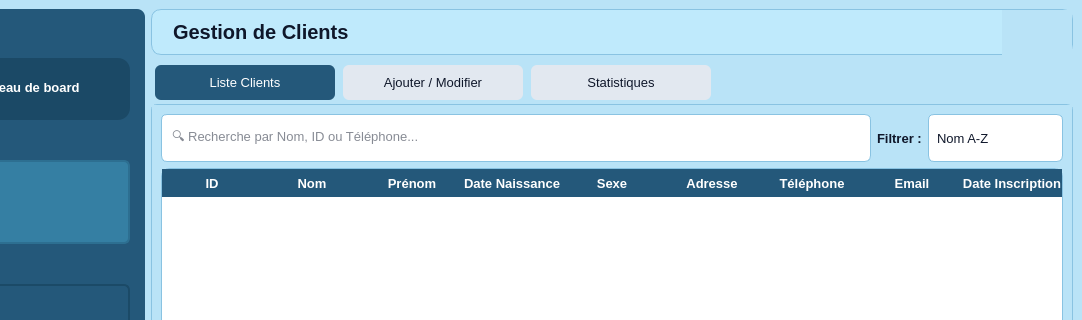
First picture: the form in gclient1.ui, repository Esprit-UP-Algo/projetcpp-2a25-s1-smart-optical-store, before the edit; both pictures show x 118 to 1200 and y 0 to 320 of the 1200 by 800 pixel window.
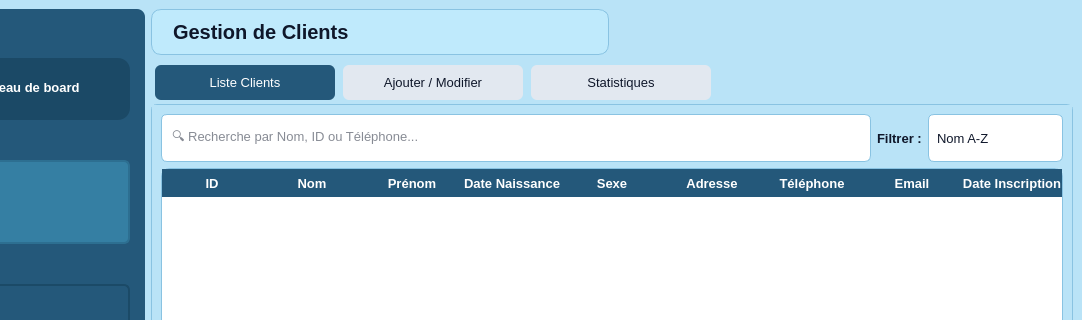
Second picture: the form after the edit. Icons and pictures are not drawn.

The edit to the form file:
```diff
--- a/gclient1.ui
+++ b/gclient1.ui
@@ -94,11 +94,25 @@
     <item>
      <layout class="QVBoxLayout" name="contentAreaLayout">
       <item>
-       <widget class="QLabel" name="mainTitle">
-        <property name="text">
-         <string>Gestion de Clients</string>
-        </property>
-       </widget>
+       <layout class="QHBoxLayout" name="headerLayout">
+        <item>
+         <widget class="QLabel" name="mainTitle">
+          <property name="text">
+           <string>Gestion de Clients</string>
+          </property>
+         </widget>
+        </item>
+        <item>
+         <widget class="QLabel" name="labelLogoTopRight">
+          <property name="pixmap">
+           <pixmap>smart_logo.png.jpg</pixmap>
+          </property>
+          <property name="scaledContents">
+           <bool>true</bool>
+          </property>
+         </widget>
+        </item>
+       </layout>
       </item>
       <item>
        <widget class="QTabWidget" name="tabWidgetMain">
@@ -370,22 +384,6 @@
      </layout>
     </item>
    </layout>
-   <widget class="QLabel" name="labelLogoTopRight">
-    <property name="geometry">
-     <rect>
-      <x>1120</x>
-      <y>10</y>
-      <width>70</width>
-      <height>70</height>
-     </rect>
-    </property>
-    <property name="pixmap">
-     <pixmap>smart_logo.png.jpg</pixmap>
-    </property>
-    <property name="scaledContents">
-     <bool>true</bool>
-    </property>
-   </widget>
   </widget>
  </widget>
  <resources/>
```
Left out of the diff: 42 changed lines with no effect on the pictures.
